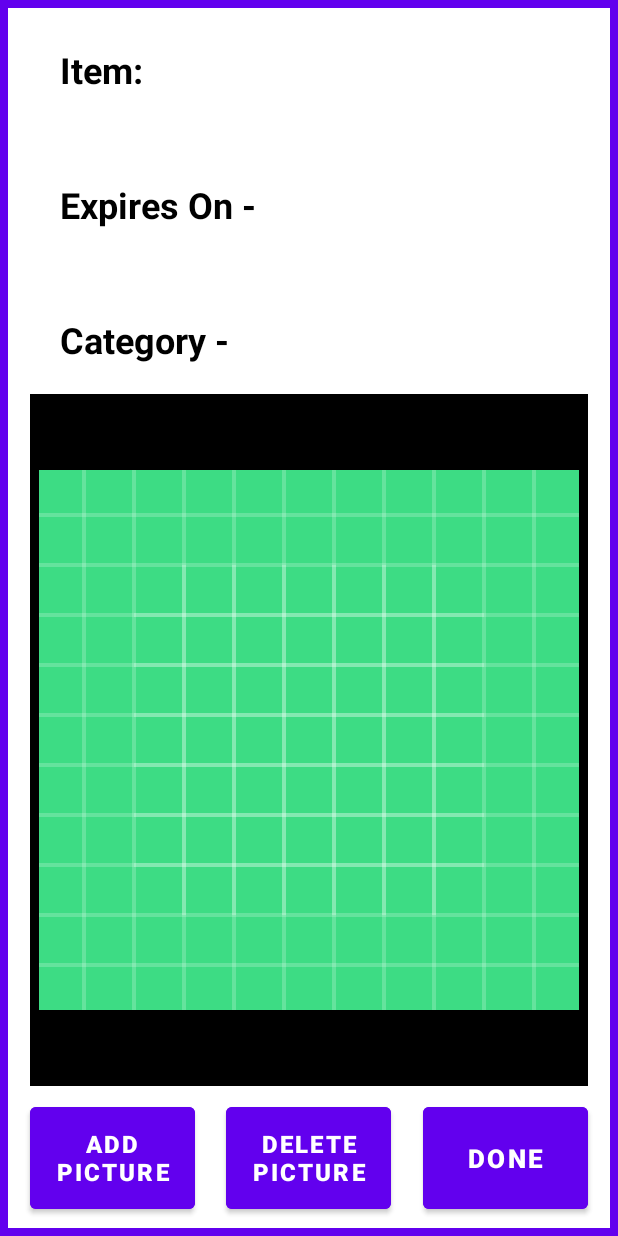
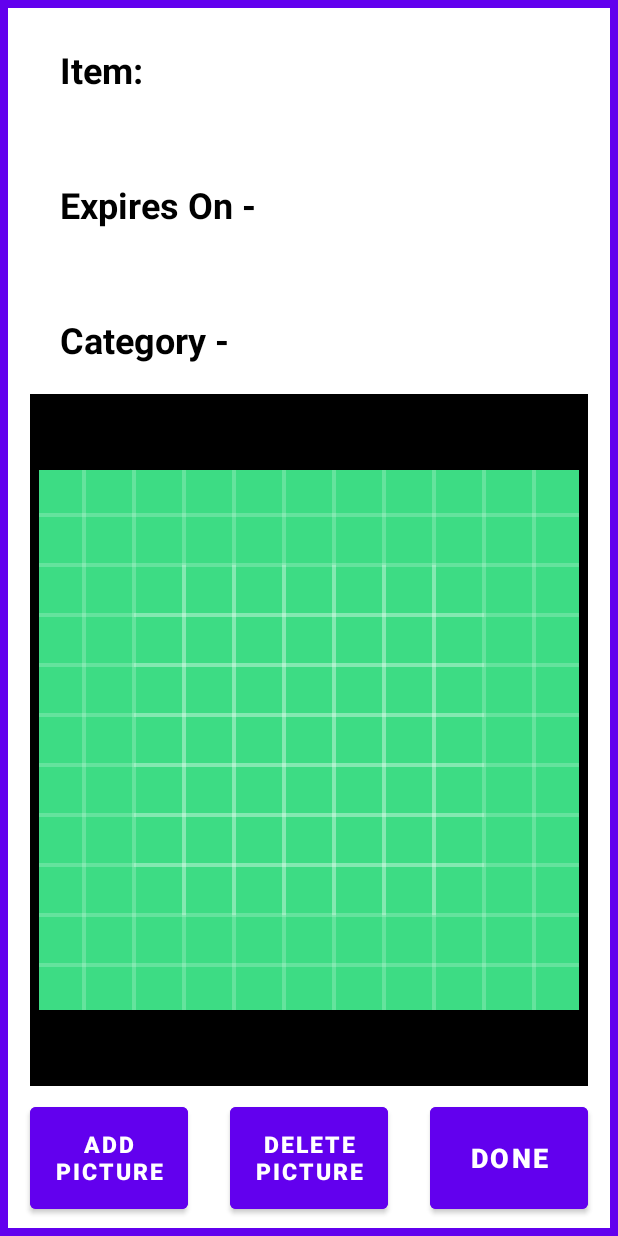
Before and after one commit to anish-sahoo/ExpiryDateReminder, an Android app: the layout activity_item_details_on_click.xml on its own in the app's theme, with its tools: preview values and no code run, on a phone screen of 412 x 824 dp. Run offline under Robolectric (Android 15) with nearby library versions, the phone set to English and light mode, and no system bars.

Commit message:
Added 0 for days and months less than 10 + other fixes
1) added try-catch block to registerForActivity() in ItemDetailsOnClick.java
2) Resized button in item details layout.

```diff
--- a/app/src/main/res/layout/activity_item_details_on_click.xml
+++ b/app/src/main/res/layout/activity_item_details_on_click.xml
@@ -87,7 +87,7 @@
 
     <Button
         android:id="@+id/backButton"
-        android:layout_width="110dp"
+        android:layout_width="105dp"
         android:layout_height="80dp"
 
         android:layout_above="@id/horizontalDividerBottom"
@@ -100,12 +100,12 @@
         android:backgroundTint="@color/purple_500"
 
         android:text="Done"
-        android:textSize="17sp"
+        android:textSize="18sp"
         android:textStyle="bold"/>
 
     <Button
         android:id="@+id/deletePicture"
-        android:layout_width="110dp"
+        android:layout_width="105dp"
         android:layout_height="80dp"
 
         android:layout_above="@id/horizontalDividerBottom"
@@ -117,12 +117,12 @@
         android:layout_marginBottom="12dp"
         android:backgroundTint="@color/purple_500"
         android:text="Delete Picture"
-        android:textSize="16sp"
+        android:textSize="15sp"
         android:textStyle="bold" />
 
     <Button
         android:id="@+id/addPicture"
-        android:layout_width="110dp"
+        android:layout_width="105dp"
         android:layout_height="80dp"
 
         android:layout_above="@id/horizontalDividerBottom"
@@ -134,7 +134,7 @@
         android:backgroundTint="@color/purple_500"
         android:layout_marginBottom="12dp"
         android:text="Add Picture"
-        android:textSize="16sp"
+        android:textSize="15sp"
         android:textStyle="bold" />
 
 
```
Also changed, not shown: app/src/main/java/com/anish/expirydatereminder/ItemDetailsOnClick.java (+22 -8 lines), app/src/main/java/com/anish/expirydatereminder/MainActivity.java (+26 -3 lines).
